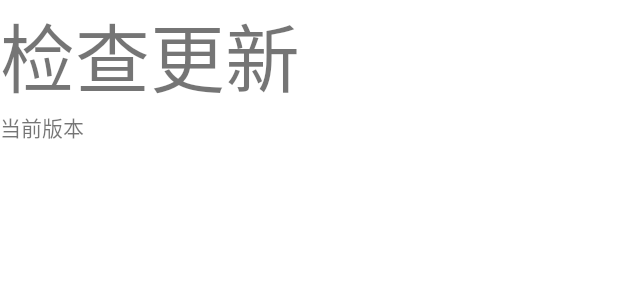
After one commit to NOXMI/youren, an Android app: the layout setting_item.xml on its own in the app's theme, with its tools: preview values and no code run, on a phone screen of 412 x 824 dp. The commit adds this screen. Shown: the top 300 px of the screen. Run offline under Robolectric (Android 15) with nearby library versions, the phone set to English and light mode, and no system bars.

Commit message:
5.22
添加版本可视

```diff
--- a/app/build.gradle
+++ b/app/build.gradle
@@ -10,8 +10,8 @@ android {
         applicationId "com.noxmi.youren"
         minSdkVersion 16
         targetSdkVersion 30
-        versionCode 2
-        versionName "0.3A"
+        versionCode 5
+        versionName "0.5A"
 
         testInstrumentationRunner "androidx.test.runner.AndroidJUnitRunner"
     }
--- a/app/src/main/java/com/noxmi/youren/setting/settingmain.java
+++ b/app/src/main/java/com/noxmi/youren/setting/settingmain.java
@@ -19,7 +19,7 @@ public class settingmain extends Activity {
     ImageView t;
     //数据传输
     String Tagname, updialog,uppackname,Currenttagname,DownloadUrl;
-    String[] data={"检查更新"};
+    String[] data={"检查更新","反馈问题请联系\nqq875675620"};
     @Override
     protected void onCreate(Bundle savedInstanceState) {
         super.onCreate(savedInstanceState);
@@ -42,6 +42,7 @@ public class settingmain extends Activity {
                 Log.e("name","mane");
             }
         });
+        data[0]+="\n当前版本"+Tagname;
         ArrayAdapter<String> adapter=new ArrayAdapter<String>(this,android.R.layout.simple_list_item_1,data);
         LIST=(ListView)findViewById(R.id.LIST);
         LIST.setAdapter(adapter);
--- a/app/src/main/java/com/noxmi/youren/update/download.java
+++ b/app/src/main/java/com/noxmi/youren/update/download.java
@@ -27,7 +27,7 @@ public class download {
     //更新询问
     public static void downloadask(Context context, String uppackname, String updialog, String DownloadUrl, String Tagname) {
 
-        AlertDialog.Builder normalDialog = new AlertDialog.Builder(context);
+            AlertDialog.Builder normalDialog = new AlertDialog.Builder(context);
         normalDialog.setTitle("更新提示：");
         normalDialog.setMessage("发现更新版本: " + uppackname + "\n" +
                 "更新日志： " + updialog);
--- /dev/null
+++ b/app/src/main/res/layout/setting_item.xml
@@ -0,0 +1,17 @@
+<?xml version="1.0" encoding="utf-8"?>
+<LinearLayout xmlns:android="http://schemas.android.com/apk/res/android"
+    android:layout_width="match_parent"
+    android:layout_height="wrap_content"
+    android:orientation="vertical">
+    <TextView
+        android:layout_width="match_parent"
+        android:layout_height="wrap_content"
+        android:text="检查更新"
+        android:textSize="50sp"/>
+    <TextView
+        android:id="@+id/VERSION"
+        android:layout_width="match_parent"
+        android:layout_height="wrap_content"
+        android:text="当前版本"/>
+
+</LinearLayout>
```
Also changed, not shown: app/src/main/java/com/noxmi/youren/MainActivity.java (+9 -10 lines).
